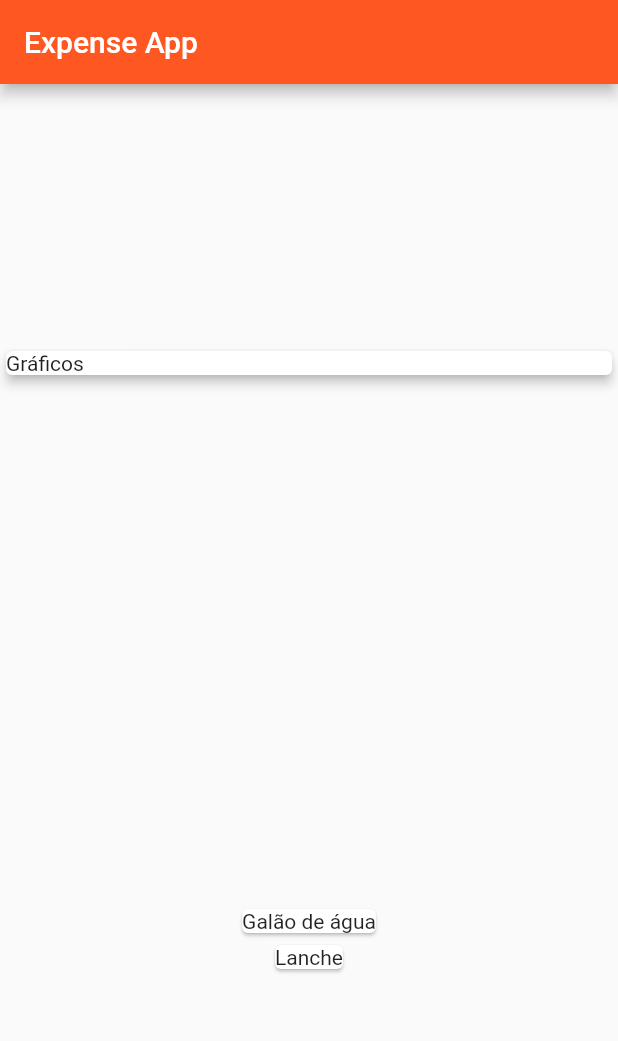
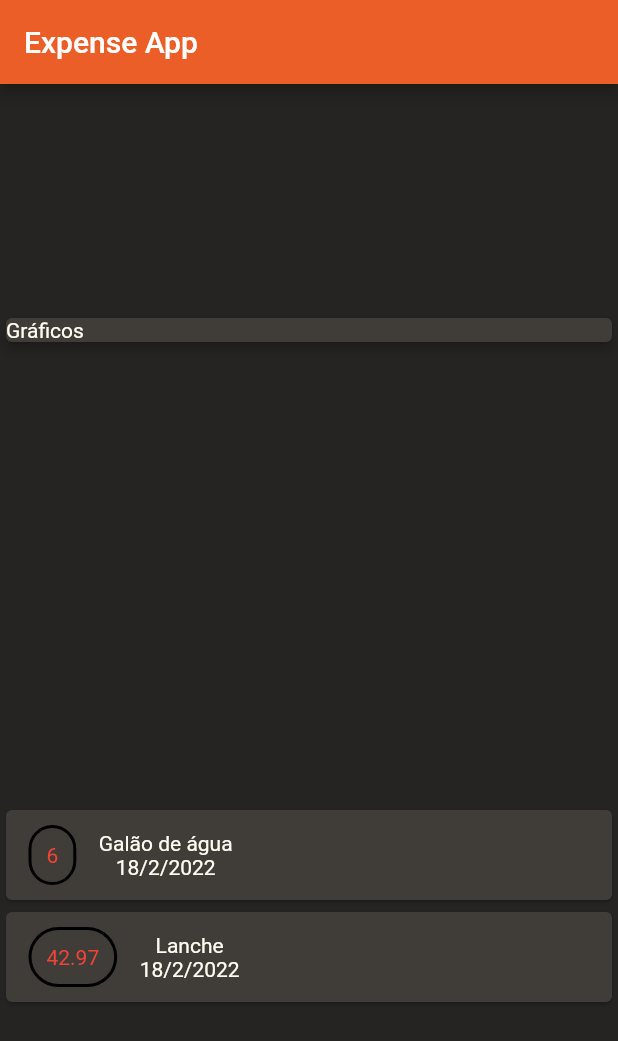
Before and after one commit to Wessh/expenses, a Flutter app: the screen it shows after launch, on a phone screen of 412 x 824 dp. Shown: the top 1041 px of the screen. Run offline on Flutter 3.47's test engine with Material 2 defaults, Android fonts, the phone set to English and light mode, and no system bars.

Commit message:
- Adicionado classe para a cores do tema e conversão das cores em hexadecimal para primarySwatch.  - Adicionado cores do tema no MaterialApp.  - Criado o componente ExpenseCard e incluido na HomePage.

```diff
--- /dev/null
+++ b/lib/core/app_colors.dart
@@ -0,0 +1,34 @@
+import 'package:flutter/material.dart';
+
+/// Cores personalizadas para o App.
+class AppColors {
+  static const Color primaryColor = Color(0xFFEB5E28);
+  static const Color backgroundColor = Color(0xFF252422);
+  static const Color secondaryColor = Color(0xFF403D39);
+  static const Color variantColor = Color(0xFFCCC5B9);
+  static const Color textColor = Color(0xFFFFFCF2);
+}
+
+/// Usado exclusivamente para o primarySwatch
+///
+///Como usar:
+/// - createMaterialColor(const Color(0xFF_COR_)),
+MaterialColor createMaterialColor(Color color) {
+  List strengths = <double>[.05];
+  final swatch = <int, Color>{};
+  final int r = color.red, g = color.green, b = color.blue;
+
+  for (int i = 1; i < 10; i++) {
+    strengths.add(0.1 * i);
+  }
+  for (var strength in strengths) {
+    final double ds = 0.5 - strength;
+    swatch[(strength * 1000).round()] = Color.fromRGBO(
+      r + ((ds < 0 ? r : (255 - r)) * ds).round(),
+      g + ((ds < 0 ? g : (255 - g)) * ds).round(),
+      b + ((ds < 0 ? b : (255 - b)) * ds).round(),
+      1,
+    );
+  }
+  return MaterialColor(color.value, swatch);
+}
--- a/lib/core/app_widget.dart
+++ b/lib/core/app_widget.dart
@@ -1,3 +1,4 @@
+import 'package:expenses/core/app_colors.dart';
 import 'package:flutter/material.dart';
 
 import '../pages/home/home_page.dart';
@@ -10,7 +11,12 @@ class AppWidget extends StatelessWidget {
     return MaterialApp(
       title: 'Expense App',
       theme: ThemeData(
-        primarySwatch: Colors.deepOrange
+        primarySwatch: createMaterialColor(AppColors.primaryColor),
+        scaffoldBackgroundColor: AppColors.backgroundColor,
+        cardColor: AppColors.secondaryColor,
+        textTheme: const TextTheme(
+          bodyText2: TextStyle(color: AppColors.textColor)
+        )
       ),
       home: HomePage(title: 'Expense App',),
     );
--- a/lib/pages/home/home_page.dart
+++ b/lib/pages/home/home_page.dart
@@ -1,4 +1,5 @@
 import 'package:expenses/models/transaction.dart';
+import 'package:expenses/widgets/expensecard_widget.dart';
 import 'package:flutter/material.dart';
 
 class HomePage extends StatelessWidget {
@@ -39,7 +40,7 @@ class HomePage extends StatelessWidget {
             children: _transaction.map((tr) =>
                 Card(
                   child:
-                  Text(tr.name),
+                  ExpenseCardWidget(id: tr.id,title: tr.name, date: tr.date, value: tr.value, ),
                 )).toList(),
           ),
         ],
--- a/lib/widgets/expensecard_widget.dart
+++ b/lib/widgets/expensecard_widget.dart
@@ -1,12 +1,49 @@
 import 'package:flutter/material.dart';
 
 class ExpenseCardWidget extends StatelessWidget {
-  const ExpenseCardWidget({Key? key}) : super(key: key);
+  final title;
+  final DateTime date;
+  final value;
+  final id;
+
+  const ExpenseCardWidget({Key? key, required this.title, required this.date, required this.value, required this.id}) : super(key: key);
 
   @override
   Widget build(BuildContext context) {
-    return const Card(
-
+    final newDate = date.day.toString() +'/'+ date.month.toString() +'/'+ date.year.toString();
+    return Row(
+      children: [
+        Container(
+          margin: const EdgeInsets.symmetric(
+            horizontal: 15,
+            vertical: 10,
+          ),
+          decoration: BoxDecoration(
+            border: Border.all(
+              color: Colors.black,
+              width: 2,
+            ),
+            borderRadius: BorderRadius.circular(30)
+          ),
+          padding: const EdgeInsets.all(10),
+          child:
+            Text(
+                value.toString(),
+            style: const TextStyle(
+              color: Colors.red,
+            ),),
+          //Icon(Icons.attach_money),
+        ),
+        Column(
+          children: [
+            Text(
+              title.toString()),
+            Text(
+              newDate
+            ),
+          ],
+        ),
+      ],
     );
   }
 }
```
